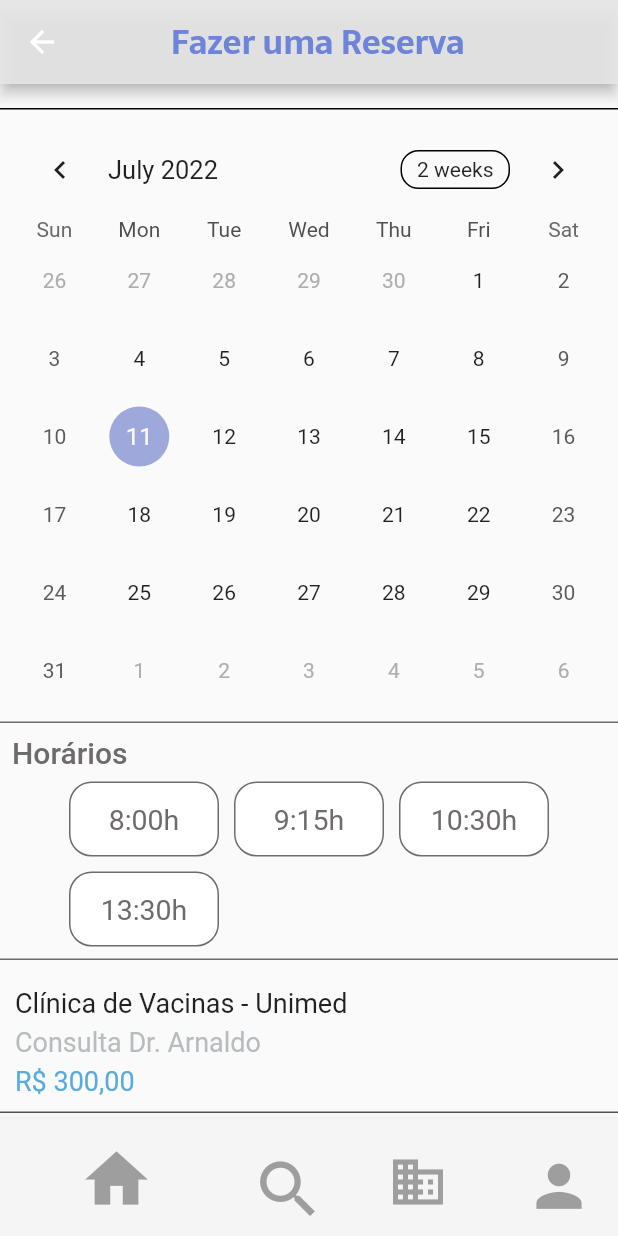
After one commit to JoaoArrudaWarren/Agenda-Proway, a Flutter app: the Explorer screen opened directly, item 3 of the bottom bar chosen, after a tap on "Agendar", on a phone screen of 412 x 824 dp. The commit adds this screen. Run offline on Flutter 3.47's test engine with Material 2 defaults, Android fonts, the phone set to English and light mode, and no system bars; drawn by our look-alikes of table_calendar.

Commit message:
[refactor] refactor all

```diff
--- a/lib/presenter/agenda/widgets/doctor_list.dart
+++ b/lib/presenter/agenda/widgets/doctor_list.dart
@@ -1,5 +1,5 @@
 import 'package:flutter/material.dart';
-import '../../schedule/schedule.dart';
+import '../../schedule/schedule_page.dart';
 
 class DoctorList extends StatelessWidget {
   final String title;
--- a/lib/presenter/explorer/explorer.dart
+++ b/lib/presenter/explorer/explorer.dart
@@ -74,42 +74,42 @@ class Explorer extends StatelessWidget {
               adress: 'Av. Maracutai, 340',
               city: 'Agua Verde',
               doctor: 'Dr. Nelson R.',
-              drImage: '../images/doctor01.jpg',
+              drImage: 'images/doctor01.jpg',
               hospital: 'Santa Helena',
             ),
             const ExplorerDoctor(
               adress: 'R. São Paulo, 3090',
               city: 'Liberdade',
               doctor: 'Dra. Mayara M.',
-              drImage: '../images/doctor02.jpg',
+              drImage: 'images/doctor02.jpg',
               hospital: 'Santa Patricia',
             ),
             const ExplorerDoctor(
               adress: 'Av. Paulista, 4960',
               city: 'Itapemirim',
               doctor: 'Dr. Arnaldo A.',
-              drImage: '../images/doctor03.jpg',
+              drImage: 'images/doctor03.jpg',
               hospital: 'Tezza',
             ),
             const ExplorerDoctor(
               adress: 'Av. Maracutai, 340',
               city: 'Agua Verde',
               doctor: 'Dr. Nelson R.',
-              drImage: '../images/doctor01.jpg',
+              drImage: 'images/doctor01.jpg',
               hospital: 'Santa Helena',
             ),
             const ExplorerDoctor(
               adress: 'R. São Paulo, 3090',
               city: 'Liberdade',
               doctor: 'Dra. Mayara M.',
-              drImage: '../images/doctor02.jpg',
+              drImage: 'images/doctor02.jpg',
               hospital: 'Santa Patricia',
             ),
             const ExplorerDoctor(
               adress: 'Av. Paulista, 4960',
               city: 'Itapemirim',
               doctor: 'Dr. Arnaldo A.',
-              drImage: '../images/doctor03.jpg',
+              drImage: 'images/doctor03.jpg',
               hospital: 'Tezza',
             ),
           ],
--- a/lib/presenter/explorer/widget/explorer_doctor.dart
+++ b/lib/presenter/explorer/widget/explorer_doctor.dart
@@ -1,6 +1,6 @@
 import 'package:flutter/material.dart';
 
-import '../../schedule/schedule.dart';
+import '../../schedule/schedule_page.dart';
 
 class ExplorerDoctor extends StatelessWidget {
   final String doctor;
--- a/lib/presenter/reservas/reservas.dart
+++ b/lib/presenter/reservas/reservas.dart
@@ -1,8 +1,7 @@
 import 'package:flutter/material.dart';
 
 import '../utils/bottom_navigation_page.dart';
-
-import 'widget/consultas.dart';
+import 'widgets/consultas.dart';
 
 void main() {
   runApp(
--- /dev/null
+++ b/lib/presenter/schedule/schedule_page.dart
@@ -0,0 +1,46 @@
+import 'package:flutter/material.dart';
+
+import '../utils/bottom_navigation_page.dart';
+import 'widgets/body_schedule.dart';
+
+class Schedule extends StatefulWidget {
+  const Schedule({Key? key}) : super(key: key);
+
+  @override
+  State<Schedule> createState() => _ScheduleState();
+}
+
+class _ScheduleState extends State<Schedule> {
+ // final Map<int> indexTimeList = ();
+  bool clicked = false;
+    void changeIsOn() {
+    setState(() {
+      clicked = true;
+    });
+  }
+
+
+  @override
+  Widget build(BuildContext context) {
+    return Scaffold(
+      bottomNavigationBar: const BottonNavigationPage(
+        paginaAtual: 'Schedule()',
+      ),
+      appBar: AppBar(
+        backgroundColor: const Color.fromARGB(229, 229, 229, 229),
+        title: const Center(
+          child: Text(
+            'Fazer uma Reserva         ',
+            style: TextStyle(
+              color: Color.fromARGB(255, 110, 132, 218),
+              fontSize: 22,
+              fontWeight: FontWeight.w700,
+              fontFamily: 'Sarala',
+            ),
+          ),
+        ),
+      ),
+      body: const BodySchedule(),
+    );
+  }
+}
--- /dev/null
+++ b/lib/presenter/schedule/widgets/body_schedule.dart
@@ -0,0 +1,79 @@
+import 'package:agenda_warren/presenter/schedule/widgets/available_times.dart';
+import 'package:agenda_warren/presenter/schedule/widgets/doctor_row_reservation.dart';
+import 'package:flutter/material.dart';
+import 'package:table_calendar/table_calendar.dart';
+
+import 'confirm _reservation_btn.dart';
+
+class BodySchedule extends StatelessWidget {
+  const BodySchedule({
+    Key? key,
+  }) : super(key: key);
+
+  @override
+  Widget build(BuildContext context) {
+    return SingleChildScrollView(
+      child: Column(
+        children: [
+          Column(
+            children: [
+              const Padding(
+                padding: EdgeInsets.all(8.0),
+              ),
+              Container(
+                color: Colors.black,
+                height: 1,
+              ),
+              Padding(
+                padding: const EdgeInsets.all(8.0),
+                child: TableCalendar(
+                  firstDay: DateTime.utc(2010, 10, 16),
+                  lastDay: DateTime.utc(2030, 3, 14),
+                  focusedDay: DateTime.now(),
+                ),
+              ),
+              Container(
+                color: const Color.fromARGB(255, 112, 107, 107),
+                height: 1,
+              ),
+              Row(
+                children: const [
+                  Padding(
+                    padding: EdgeInsets.all(8.0),
+                    child: Text(
+                      'Horários',
+                      style: TextStyle(
+                          color: Color.fromARGB(255, 112, 107, 107),
+                          fontSize: 20,
+                          fontWeight: FontWeight.w500),
+                    ),
+                  ),
+                ],
+              ),
+              Wrap(
+                spacing: 10,
+                runSpacing: 10,
+                children: const [
+                  AvailableTimes(time: '8:00h', indexTime: 1,),
+                  AvailableTimes(time: '9:15h', indexTime: 2,),
+                  AvailableTimes(time: '10:30h', indexTime: 3,),
+                  AvailableTimes(time: '13:30h', indexTime: 4,),
+                ],
+              ),
+              Padding(
+                padding: const EdgeInsets.only(top: 8, bottom: 8),
+                child: Container(
+                  color: const Color.fromARGB(255, 112, 107, 107),
+                  height: 1,
+                ),
+              ),
+              const DoctorRowReservation(),
+              const DoctorRowReservation(),
+              const ConfirmReservationBtn(),
+            ],
+          ),
+        ],
+      ),
+    );
+  }
+}
--- a/lib/presenter/schedule/widgets/confirm _reservation_btn.dart
+++ b/lib/presenter/schedule/widgets/confirm _reservation_btn.dart
@@ -9,7 +9,9 @@ class ConfirmReservationBtn extends StatelessWidget {
 
   @override
   Widget build(BuildContext context) {
-    return Padding(
+    return MaterialButton(
+      onPressed: () {},
+      child: Padding(
         padding: const EdgeInsets.all(8.0),
         child: Container(
           alignment: Alignment.center,
@@ -25,6 +27,7 @@ class ConfirmReservationBtn extends StatelessWidget {
                 color: Colors.white, fontSize: 18, fontWeight: FontWeight.w400),
           ),
         ),
+      ),
     );
   }
 }
--- a/lib/presenter/utils/bottom_navigation_page.dart
+++ b/lib/presenter/utils/bottom_navigation_page.dart
@@ -3,7 +3,7 @@ import 'package:flutter/material.dart';
 import '../explorer/explorer.dart';
 import '../find_service/find_service.dart';
 import '../profile/profile.dart';
-import '../schedule/schedule.dart';
+import '../schedule/schedule_page.dart';
 import '../reservas/reservas.dart';
 
 class BottonNavigationPage extends StatelessWidget {
```
Also changed, not shown: lib/presenter/find_service/find_service.dart (+8 -13 lines), lib/presenter/schedule/schedule.dart (deleted, +0 -111 lines), lib/presenter/reservas/widgets/consultas.dart (renamed from lib/presenter/reservas/widget/consultas.dart), lib/presenter/reservas/widgets/reservas_button.dart (renamed from lib/presenter/reservas/widget/reservas_button.dart). Lines whose indentation alone changed are shown as unchanged.
